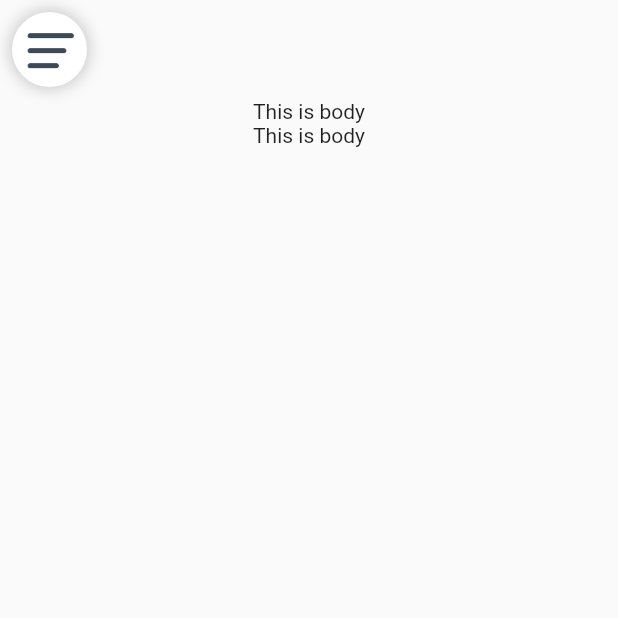
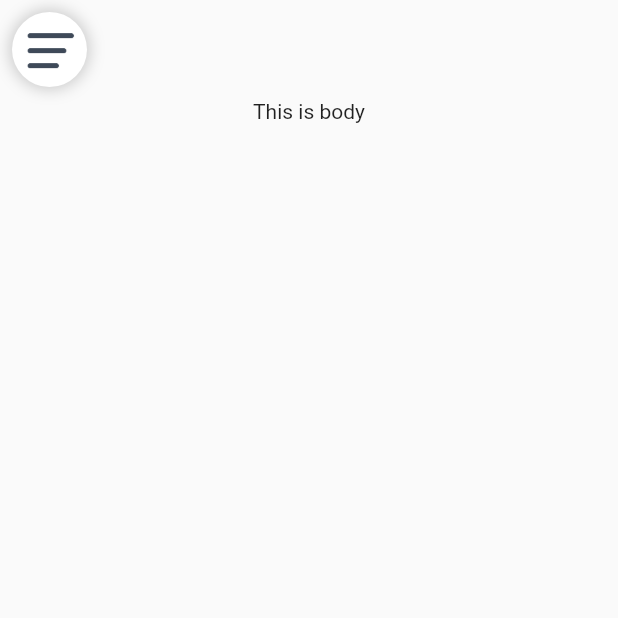
Before and after one commit to ZayniddinMamarasulov/flutter_taxi, a Flutter app: the HomePage screen opened directly, on a phone screen of 412 x 824 dp, the top half of it. Run offline on Flutter 3.47's test engine with Material 2 defaults, Android fonts, the phone set to English and light mode, and no system bars; drawn by our look-alikes of sliding_up_panel.

```diff
--- a/lib/screens/home_screen.dart
+++ b/lib/screens/home_screen.dart
@@ -59,7 +59,7 @@ class _HomePageState extends State<HomePage> {
       child: Column(
         children: [
           buildAppBAr(),
-          Text("This is body"),Text("This is body"),
+          Text("This is body"),
         ],
       ),
     );
```
